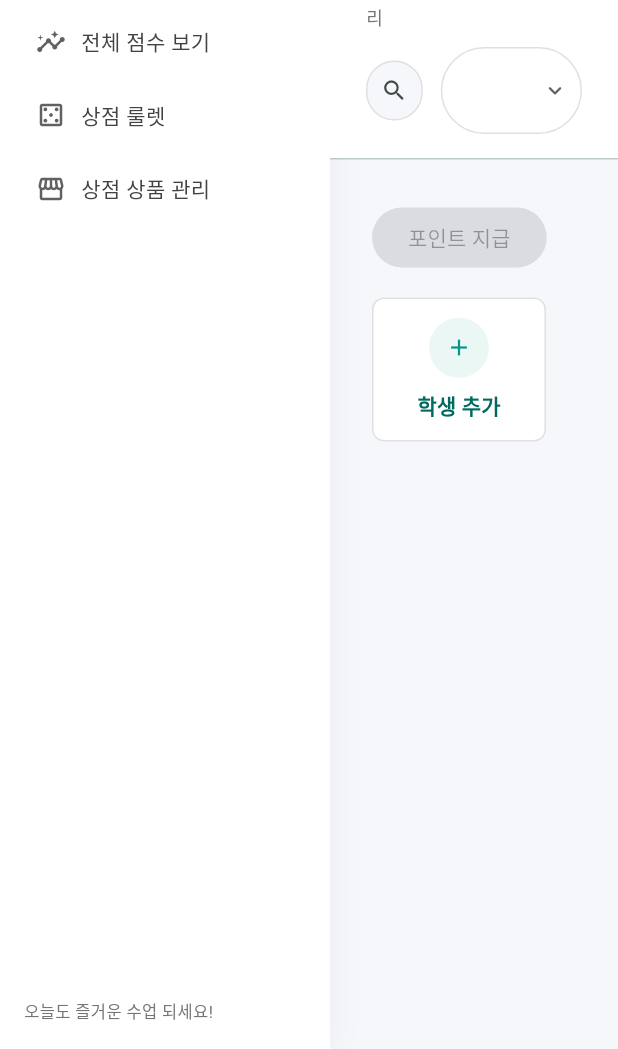
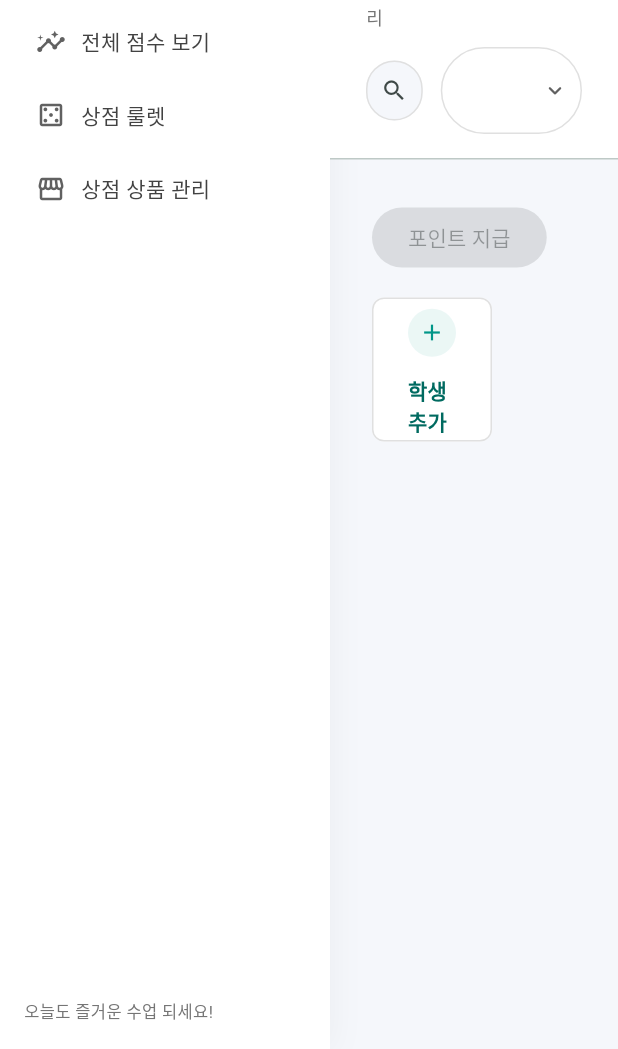
Before and after one commit to kimhj02/child_management, a Flutter app: the screen it shows after launch, on a phone screen of 412 x 824 dp, the part 187-1236 px from its top. Run offline on Flutter 3.47's test engine with Material 3 defaults, Android fonts, the phone set to English and light mode, and no system bars; our stand-ins replace shared_preferences; missing offline and left inert: roulette.

Commit message:
한 줄에 8 명씩

```diff
--- a/lib/main.dart
+++ b/lib/main.dart
@@ -1098,6 +1098,12 @@ class _StudentShopHomePageState extends State<StudentShopHomePage> {
       padding: const EdgeInsets.all(4),
       child: LayoutBuilder(
         builder: (context, constraints) {
+          const columns = 8;
+          const spacing = 12.0;
+          final totalSpacing = spacing * (columns - 1);
+          final tileWidth =
+              ((constraints.maxWidth - totalSpacing) / columns).clamp(80.0, 220.0);
+
           return Column(
             crossAxisAlignment: CrossAxisAlignment.start,
             children: [
@@ -1127,21 +1133,24 @@ class _StudentShopHomePageState extends State<StudentShopHomePage> {
                 ],
               ),
               const SizedBox(height: 16),
-              // 학생 카드들 + 추가 카드 (가로 스크롤)
-              SingleChildScrollView(
-                scrollDirection: Axis.horizontal,
-                child: Row(
-                  children: [
-                    for (var i = 0; i < visibleStudents.length; i++) ...[
-                      _buildStudentTile(
+              // 학생 카드들 + 추가 카드 (8명 단위로 줄바꿈)
+              Wrap(
+                spacing: spacing,
+                runSpacing: 12,
+                children: [
+                  for (var i = 0; i < visibleStudents.length; i++)
+                    SizedBox(
+                      width: tileWidth,
+                      child: _buildStudentTile(
                         index: i + 1,
                         student: visibleStudents[i],
                       ),
-                      const SizedBox(width: 12),
-                    ],
-                    _buildStudentAddTile(width: 116),
-                  ],
-                ),
+                    ),
+                  SizedBox(
+                    width: tileWidth,
+                    child: _buildStudentAddTile(width: tileWidth),
+                  ),
+                ],
               ),
             ],
           );
@@ -1318,7 +1327,7 @@ class _StudentShopHomePageState extends State<StudentShopHomePage> {
           : null,
       borderRadius: BorderRadius.circular(8),
       child: Container(
-        width: 160,
+        width: double.infinity,
         padding: const EdgeInsets.all(12),
         decoration: BoxDecoration(
           color: isSelectedForGiveCookie
@@ -1398,7 +1407,10 @@ class _StudentShopHomePageState extends State<StudentShopHomePage> {
               ],
             ),
             const SizedBox(height: 8),
-            Row(
+            FittedBox(
+              alignment: Alignment.centerLeft,
+              child: Row(
+                mainAxisSize: MainAxisSize.min,
                 children: [
                   _buildPointActionButton(
                     label: '+1',
@@ -1428,6 +1440,7 @@ class _StudentShopHomePageState extends State<StudentShopHomePage> {
                   ),
                 ],
               ),
+            ),
           ],
         ),
       ),
@@ -1442,13 +1455,12 @@ class _StudentShopHomePageState extends State<StudentShopHomePage> {
   }) {
     return SizedBox(
       height: 30,
-      width: 40,
       child: FilledButton.tonal(
         onPressed: onPressed,
         style: FilledButton.styleFrom(
           backgroundColor: background,
           foregroundColor: foreground,
-          padding: EdgeInsets.zero,
+          padding: EdgeInsets.symmetric(horizontal: 6),
           textStyle: const TextStyle(fontWeight: FontWeight.w700),
         ),
         child: Text(label),
```
Lines whose indentation alone changed are shown as unchanged.
